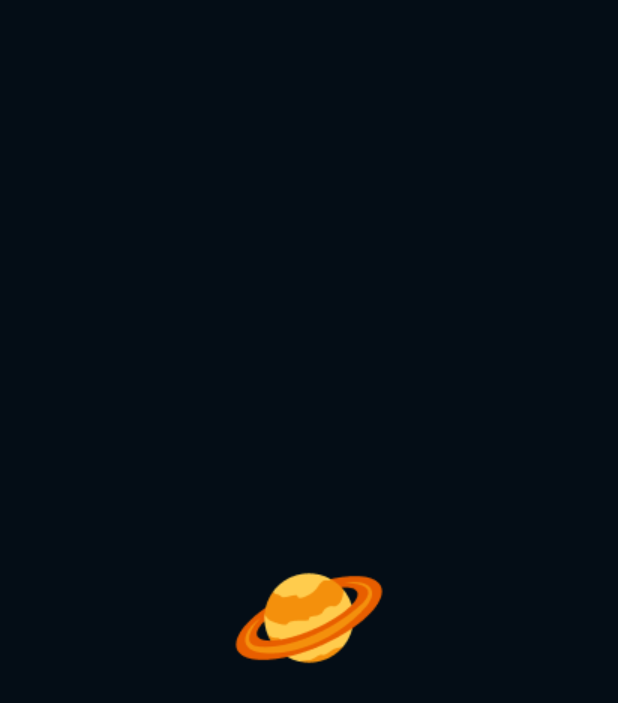
After one commit to mrtsv9/SpaceApp, an Android app: the SplashScreenActivity screen opened directly, with no data from a screen before it, on a phone screen of 412 x 824 dp. The commit adds this screen. Shown: the top 703 px of the screen. Run offline under Robolectric (Android 15) with nearby library versions, the phone set to English and light mode, and no system bars.

Commit message:
Base, Splash, Main

```diff
--- a/app/src/main/java/com/example/space/MainActivity.kt
+++ b/app/src/main/java/com/example/space/MainActivity.kt
@@ -2,12 +2,17 @@ package com.example.space
 
 import androidx.appcompat.app.AppCompatActivity
 import android.os.Bundle
+import android.view.WindowManager
 
+@Suppress("DEPRECATION")
 class MainActivity : AppCompatActivity() {
 
     override fun onCreate(savedInstanceState: Bundle?) {
         super.onCreate(savedInstanceState)
         setContentView(R.layout.activity_main)
+
+
+
     }
 
 }
--- a/app/src/main/java/com/example/space/presentation/base/presenter/MVPPresenter.kt
+++ b/app/src/main/java/com/example/space/presentation/base/presenter/BaseMvpPresenter.kt
@@ -1,8 +1,8 @@
 package com.example.space.presentation.base.presenter
 
-import com.example.space.presentation.base.view.MVPView
+import com.example.space.presentation.base.view.BaseMvpView
 
-interface MVPPresenter<V : MVPView> {
+interface BaseMvpPresenter<V : BaseMvpView> {
 
     fun onAttach(view: V?)
 
--- a/app/src/main/java/com/example/space/presentation/base/view/BaseFragment.kt
+++ b/app/src/main/java/com/example/space/presentation/base/view/BaseFragment.kt
@@ -13,9 +13,11 @@ import com.google.android.material.snackbar.Snackbar
 import kotlinx.coroutines.CoroutineScope
 import kotlinx.coroutines.Dispatchers
 import kotlinx.coroutines.launch
+import moxy.MvpFragment
+import moxy.MvpView
 
 @Suppress("PropertyName", "UNCHECKED_CAST")
-abstract class BaseFragment<VB : ViewBinding> : Fragment(), MVPView {
+abstract class BaseFragment<VB : ViewBinding> : MvpFragment() {
 
     private var hostActivity: Activity? = null
     private var _binding: ViewBinding? = null
--- a/app/src/main/java/com/example/space/presentation/base/view/MVPView.kt
+++ /dev/null
@@ -1,3 +0,0 @@
-package com.example.space.presentation.base.view
-
-interface MVPView
--- /dev/null
+++ b/app/src/main/java/com/example/space/presentation/splash_screen/SplashScreenActivity.kt
@@ -0,0 +1,82 @@
+package com.example.space.presentation.splash_screen
+
+import android.annotation.SuppressLint
+import android.content.Context
+import android.content.Intent
+import android.net.ConnectivityManager
+import android.net.NetworkCapabilities
+import android.os.Build
+import android.os.Bundle
+import android.os.Handler
+import android.view.WindowManager
+import androidx.appcompat.app.AppCompatActivity
+import com.example.space.MainActivity
+import com.example.space.R
+import com.example.space.databinding.ActivitySplashBinding
+import com.google.android.material.snackbar.Snackbar
+
+@SuppressLint("CustomSplashScreen")
+@Suppress("DEPRECATION")
+class SplashScreenActivity : AppCompatActivity() {
+
+    private var binding: ActivitySplashBinding? = null
+
+    override fun onCreate(savedInstanceState: Bundle?) {
+        super.onCreate(savedInstanceState)
+        binding = ActivitySplashBinding.inflate(layoutInflater)
+        setContentView(binding?.root)
+
+        window.setFlags(
+            WindowManager.LayoutParams.FLAG_FULLSCREEN,
+            WindowManager.LayoutParams.FLAG_FULLSCREEN
+        )
+
+        Handler().postDelayed({
+            if (!checkForInternet(applicationContext)) {
+                Snackbar.make(
+                    this, binding!!.root, "No Internet Connection!",
+                    Snackbar.LENGTH_LONG
+                ).show()
+            } else {
+                val intent = Intent(this, MainActivity::class.java)
+                startActivity(intent)
+            }
+        }, 2000)
+
+    }
+
+    private fun checkForInternet(context: Context): Boolean {
+
+        // register activity with the connectivity manager service
+        val connectivityManager =
+            context.getSystemService(Context.CONNECTIVITY_SERVICE) as ConnectivityManager
+
+        // if the android version is equal to M or greater we need to use the
+        // NetworkCapabilities to check what type of network has the internet connection
+        if (Build.VERSION.SDK_INT >= Build.VERSION_CODES.M) {
+
+            // Returns a Network object corresponding to the currently active default data network.
+            val network = connectivityManager.activeNetwork ?: return false
+
+            // Representation of the capabilities of an active network.
+            val activeNetwork = connectivityManager.getNetworkCapabilities(network) ?: return false
+
+            return when {
+                // Indicates this network uses a Wi-Fi transport, or WiFi has network connectivity
+                activeNetwork.hasTransport(NetworkCapabilities.TRANSPORT_WIFI) -> true
+
+                // Indicates this network uses a Cellular transport, or
+                // Cellular has network connectivity
+                activeNetwork.hasTransport(NetworkCapabilities.TRANSPORT_CELLULAR) -> true
+
+                // else return false
+                else -> false
+            }
+        } else {
+            // if the android version is below M
+            val networkInfo = connectivityManager.activeNetworkInfo ?: return false
+            return networkInfo.isConnected
+        }
+    }
+
+}
--- /dev/null
+++ b/app/src/main/res/layout/activity_splash.xml
@@ -0,0 +1,17 @@
+<?xml version="1.0" encoding="utf-8"?>
+<androidx.constraintlayout.widget.ConstraintLayout xmlns:android="http://schemas.android.com/apk/res/android"
+    xmlns:app="http://schemas.android.com/apk/res-auto"
+    android:layout_width="match_parent"
+    android:layout_height="match_parent"
+    android:background="#040D16">
+
+    <ImageView
+        android:layout_width="wrap_content"
+        android:layout_height="wrap_content"
+        android:src="@drawable/ic_splash"
+        app:layout_constraintBottom_toBottomOf="parent"
+        app:layout_constraintEnd_toEndOf="parent"
+        app:layout_constraintStart_toStartOf="parent"
+        app:layout_constraintTop_toTopOf="parent" />
+
+</androidx.constraintlayout.widget.ConstraintLayout>
--- a/app/src/main/res/values-night/themes.xml
+++ b/app/src/main/res/values-night/themes.xml
@@ -1,6 +1,6 @@
 <resources xmlns:tools="http://schemas.android.com/tools">
     <!-- Base application theme. -->
-    <style name="Theme.Space" parent="Theme.MaterialComponents.DayNight.DarkActionBar">
+    <style name="Theme.Space" parent="Theme.MaterialComponents.DayNight.NoActionBar">
         <!-- Primary brand color. -->
         <item name="colorPrimary">@color/purple_200</item>
         <item name="colorPrimaryVariant">@color/purple_700</item>
--- a/app/src/main/res/values/themes.xml
+++ b/app/src/main/res/values/themes.xml
@@ -1,9 +1,9 @@
 <resources xmlns:tools="http://schemas.android.com/tools">
     <!-- Base application theme. -->
-    <style name="Theme.Space" parent="Theme.MaterialComponents.DayNight.DarkActionBar">
+    <style name="Theme.Space" parent="Theme.MaterialComponents.DayNight.NoActionBar">
         <!-- Primary brand color. -->
-        <item name="colorPrimary">@color/purple_500</item>
-        <item name="colorPrimaryVariant">@color/purple_700</item>
+        <item name="colorPrimary">#040D16</item>
+        <item name="colorPrimaryVariant">#040D16</item>
         <item name="colorOnPrimary">@color/white</item>
         <!-- Secondary brand color. -->
         <item name="colorSecondary">@color/teal_200</item>
```
Also changed, not shown: app/build.gradle (+9 -1 lines), app/src/main/AndroidManifest.xml (+11 -1 lines), app/src/main/java/com/example/space/presentation/base/presenter/BasePresenter.kt (+4 -15 lines), app/src/main/java/com/example/space/presentation/base/view/BaseMvpView.kt (added, +10 -0 lines), app/src/main/java/com/example/space/presentation/main_screen/interactor/RoverDataResponse.kt (added, +23 -0 lines), app/src/main/java/com/example/space/presentation/main_screen/presenter/MainMvpPresenter.kt (added, +10 -0 lines), app/src/main/java/com/example/space/presentation/main_screen/view/MainFragment.kt (renamed from app/src/main/java/com/example/space/presentation/main_screen/MainFragment.kt, +8 -2 lines), app/src/main/java/com/example/space/presentation/main_screen/view/MainView.kt (added, +9 -0 lines), app/src/main/res/drawable/ic_splash.png (added).
